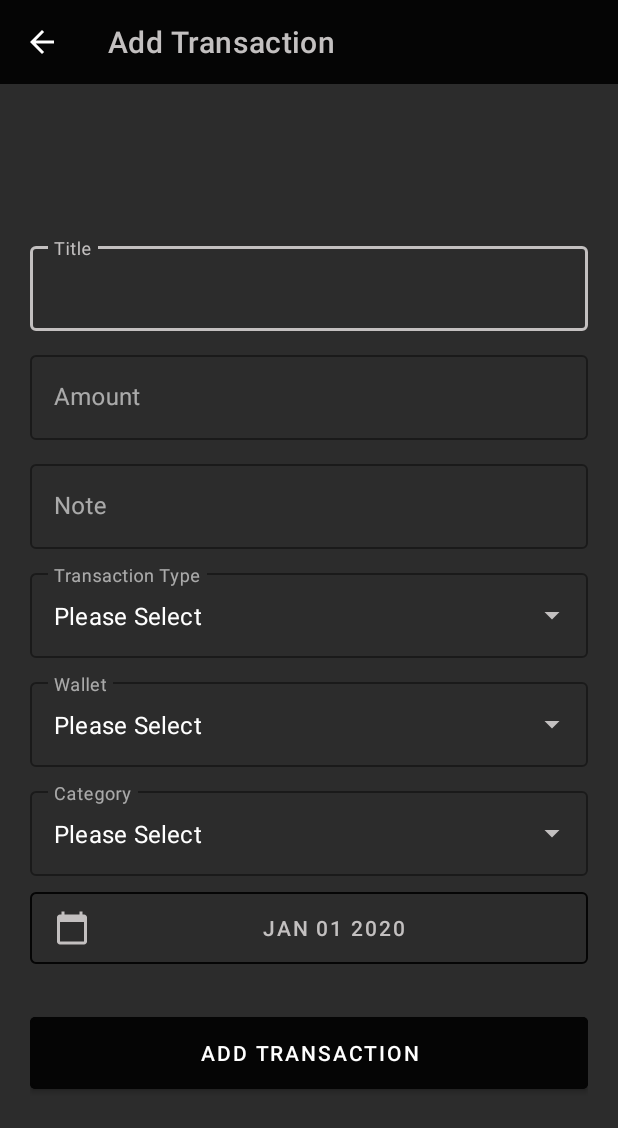
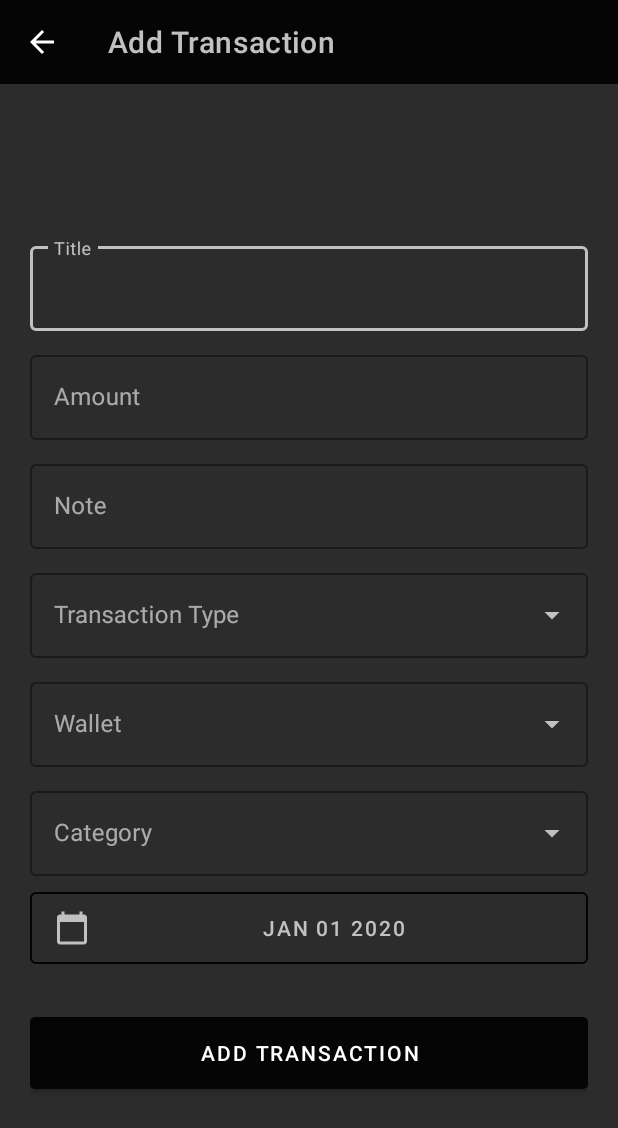
Before and after one commit to JohnDanielTejero/WalTrack_v2, an Android app: the TransactionAddActivity screen opened directly, with no data from a screen before it, on a phone screen of 412 x 824 dp. Shown: the top 1128 px of the screen. Run offline under Robolectric (Android 15) with nearby library versions, the phone set to English and light mode, and no system bars.

Commit message:
progress as of 11/18/23
Added:
  filter functionality logic
  database table
  database connection

```diff
--- /dev/null
+++ b/app/src/main/java/com/jdt/waltrackv2/adapters/DropdownAdapter.kt
@@ -0,0 +1,27 @@
+package com.jdt.waltrackv2.adapters
+
+import android.content.Context
+import android.widget.AdapterView
+import android.widget.ArrayAdapter
+import android.widget.AutoCompleteTextView
+
+fun AutoCompleteTextView.setupDropdownAdapter(
+    context: Context,
+    layout: Int,
+    selection: Array<String>,
+    itemClickListener: ((String) -> Unit)? = null,
+    onItemSelectedListener: AdapterView.OnItemSelectedListener? = null
+) {
+    val arrayAdapter = ArrayAdapter(context, layout, selection)
+    this.setAdapter(arrayAdapter)
+
+    // Optionally handle item selection
+    this.setOnItemClickListener { _, _, position, _ ->
+        itemClickListener?.invoke(selection[position])
+    }
+
+    // Set the item selected listener separately
+    onItemSelectedListener?.let {
+        this.onItemSelectedListener = it
+    }
+}
--- a/app/src/main/java/com/jdt/waltrackv2/view/TransactionAddActivity.kt
+++ b/app/src/main/java/com/jdt/waltrackv2/view/TransactionAddActivity.kt
@@ -1,20 +1,21 @@
 package com.jdt.waltrackv2.view
 
 import android.app.Activity
-import android.graphics.PorterDuff
-import android.graphics.PorterDuffColorFilter
 import androidx.appcompat.app.AppCompatActivity
 import android.os.Bundle
 import android.view.inputmethod.InputMethodManager
 import android.widget.AutoCompleteTextView
 import androidx.core.content.ContextCompat
 import androidx.core.graphics.drawable.DrawableCompat
+import com.jdt.waltrackv2.adapters.setupDropdownAdapter
 import com.jdt.waltrackv2.R
 import com.jdt.waltrackv2.databinding.ActivityTransactionAddBinding
+import com.jdt.waltrackv2.databinding.DropdownItemBinding
 
 class TransactionAddActivity : AppCompatActivity() {
 
     private lateinit var binding : ActivityTransactionAddBinding
+    private lateinit var dropdownItemBinding: DropdownItemBinding
     override fun onCreate(savedInstanceState: Bundle?) {
         super.onCreate(savedInstanceState)
         binding = ActivityTransactionAddBinding.inflate(layoutInflater)
@@ -41,6 +42,16 @@ class TransactionAddActivity : AppCompatActivity() {
         removeKeyboardDisplayForCustomSpinner(binding.transactionType)
         removeKeyboardDisplayForCustomSpinner(binding.transactionCategory)
 
+        binding.transactionType.setupDropdownAdapter(
+            this, R.layout.dropdown_item,
+            resources.getStringArray(R.array.transaction_type)
+        )
+
+        binding.transactionCategory.setupDropdownAdapter(
+            this,
+            R.layout.dropdown_item,
+            resources.getStringArray(R.array.transaction_tags)
+        )
     }
 
     private fun removeKeyboardDisplayForCustomSpinner(v: AutoCompleteTextView){
--- a/app/src/main/java/com/jdt/waltrackv2/view/fragments/IncomeFragment.kt
+++ b/app/src/main/java/com/jdt/waltrackv2/view/fragments/IncomeFragment.kt
@@ -100,7 +100,7 @@ class IncomeFragment : Fragment() {
                 Intent(requireContext(), TransactionAddActivity::class.java),
                 requireActivity()
             )
-            filterHandler = FilterHandler(filterLayoutBinding.filterButton, filterLayoutBinding.filterDisplay, requireContext())
+            filterHandler = FilterHandler(filterLayoutBinding, requireContext())
             dataLoadingListener.onDataLoadingFinished()
         }, 3000)
     }
--- a/app/src/main/java/com/jdt/waltrackv2/view/fragments/WalletFragment.kt
+++ b/app/src/main/java/com/jdt/waltrackv2/view/fragments/WalletFragment.kt
@@ -13,6 +13,7 @@ import com.jdt.waltrackv2.databinding.FilterLayoutWalletVerBinding
 import com.jdt.waltrackv2.databinding.FragmentWalletBinding
 import com.jdt.waltrackv2.utils.AddItemHandler
 import com.jdt.waltrackv2.utils.FilterHandler
+import com.jdt.waltrackv2.utils.FilterHandlerWalletVer
 import com.jdt.waltrackv2.utils.OnDataLoading
 import com.jdt.waltrackv2.view.AddWalletActivity
 
@@ -34,7 +35,7 @@ class WalletFragment : Fragment() {
     private lateinit var addItemLayoutBinding: AddItemLayoutBinding
 
     private lateinit var addItemHandler: AddItemHandler
-    private lateinit var filterHandler: FilterHandler
+    private lateinit var filterHandler: FilterHandlerWalletVer
     override fun onCreate(savedInstanceState: Bundle?) {
         super.onCreate(savedInstanceState)
         arguments?.let {
@@ -56,7 +57,7 @@ class WalletFragment : Fragment() {
     override fun onViewCreated(view: View, savedInstanceState: Bundle?) {
         super.onViewCreated(view, savedInstanceState)
 
-        filterHandler = FilterHandler(layoutWalletVerBinding.filterButton, layoutWalletVerBinding.filterDisplay, requireContext())
+        filterHandler = FilterHandlerWalletVer(layoutWalletVerBinding, requireContext())
         addItemHandler = AddItemHandler(addItemLayoutBinding.root,
             Intent(requireContext(), AddWalletActivity::class.java),
             requireActivity())
--- a/app/src/main/res/layout/activity_transaction_add.xml
+++ b/app/src/main/res/layout/activity_transaction_add.xml
@@ -104,8 +104,7 @@
                     android:id="@+id/transaction_type"
                     android:layout_width="match_parent"
                     android:layout_height="match_parent"
-                    android:inputType="none"
-                    android:text="Please Select" />
+                    android:inputType="none" />
             </com.google.android.material.textfield.TextInputLayout>
 
             <com.google.android.material.textfield.TextInputLayout
@@ -122,8 +121,7 @@
                     android:id="@+id/transaction_wallet"
                     android:layout_width="match_parent"
                     android:layout_height="match_parent"
-                    android:inputType="none"
-                    android:text="Please Select" />
+                    android:inputType="none" />
             </com.google.android.material.textfield.TextInputLayout>
 
             <com.google.android.material.textfield.TextInputLayout
@@ -140,8 +138,7 @@
                     android:id="@+id/transaction_category"
                     android:layout_width="match_parent"
                     android:layout_height="match_parent"
-                    android:inputType="none"
-                    android:text="Please Select" />
+                    android:inputType="none" />
             </com.google.android.material.textfield.TextInputLayout>
             <com.google.android.material.button.MaterialButton
                 android:id="@+id/date_picker_button"
--- a/app/src/main/res/layout/filter_layout_wallet_ver.xml
+++ b/app/src/main/res/layout/filter_layout_wallet_ver.xml
@@ -36,6 +36,7 @@
             android:layout_width="match_parent"
             android:layout_height="wrap_content">
             <com.google.android.material.textfield.TextInputLayout
+                android:id="@+id/filter_year_dropdown_container"
                 android:hint="Year"
                 style="@style/OutlinedBoxCustomStyle"
                 android:layout_width="0dp"
@@ -43,6 +44,7 @@
                 android:layout_marginEnd="2.5sp"
                 android:layout_height="wrap_content">
                 <AutoCompleteTextView
+                    android:textSize="9sp"
                     android:id="@+id/filter_year_dropdown"
                     android:layout_width="match_parent"
                     android:layout_height="match_parent"
@@ -53,6 +55,7 @@
                     />
             </com.google.android.material.textfield.TextInputLayout>
             <com.google.android.material.textfield.TextInputLayout
+                android:id="@+id/filter_month_dropdown_container"
                 android:hint="Month"
                 android:enabled="false"
                 android:layout_weight="1"
@@ -61,6 +64,7 @@
                 android:layout_marginHorizontal="2.5sp"
                 android:layout_height="wrap_content">
                 <AutoCompleteTextView
+                    android:textSize="9sp"
                     android:id="@+id/filter_month_dropdown"
                     android:layout_width="match_parent"
                     android:layout_height="match_parent"
@@ -71,6 +75,7 @@
                     />
             </com.google.android.material.textfield.TextInputLayout>
             <com.google.android.material.textfield.TextInputLayout
+                android:id="@+id/filter_day_dropdown_container"
                 android:hint="Day"
                 android:enabled="false"
                 android:layout_marginStart="2.5sp"
@@ -79,6 +84,7 @@
                 android:layout_weight="1"
                 android:layout_height="wrap_content">
                 <AutoCompleteTextView
+                    android:textSize="9sp"
                     android:id="@+id/filter_day_dropdown"
                     android:layout_width="match_parent"
                     android:layout_height="match_parent"
--- /dev/null
+++ b/app/src/main/res/values/arrays.xml
@@ -0,0 +1,21 @@
+<?xml version="1.0" encoding="utf-8"?>
+<resources>
+    <array name="transaction_type">
+        <item>Income</item>
+        <item>Expense</item>
+    </array>
+    <array name="transaction_tags">
+        <item>Allowance</item>
+        <item>Donation</item>
+        <item>Event</item>
+        <item>Fee</item>
+        <item>Food</item>
+        <item>Health</item>
+        <item>Important</item>
+        <item>Leisure</item>
+        <item>Miscellaneous</item>
+        <item>Property</item>
+        <item>Transportation</item>
+        <item>Savings</item>
+    </array>
+</resources>
```
Also changed, not shown: app/src/main/java/com/jdt/waltrackv2/data/DbConnection.kt (added, +35 -0 lines), app/src/main/java/com/jdt/waltrackv2/data/model/TransactionTable.kt (added, +46 -0 lines), app/src/main/java/com/jdt/waltrackv2/data/model/WalletTable.kt (added, +35 -0 lines), app/src/main/java/com/jdt/waltrackv2/utils/FilterHandler.kt (+257 -8 lines), app/src/main/java/com/jdt/waltrackv2/view/fragments/ExpensesFragment.kt (+9 -3 lines), app/src/main/res/layout/filter_layout.xml (+10 -6 lines).
